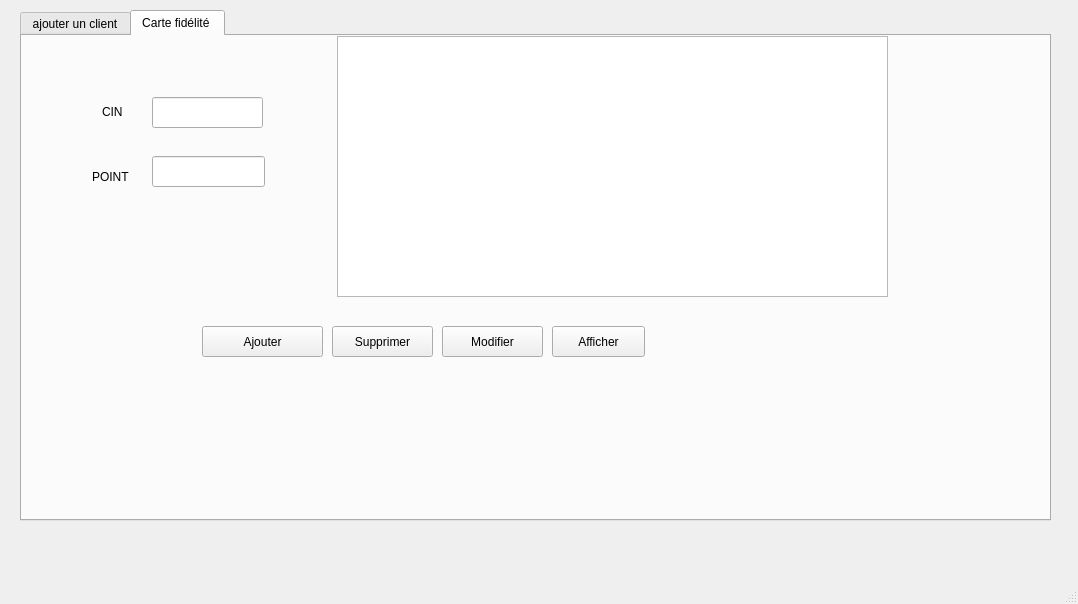
This is mainwindow.ui in firastourki99/smartgarage as Qt 5 draws it before an edit. The edited form follows.
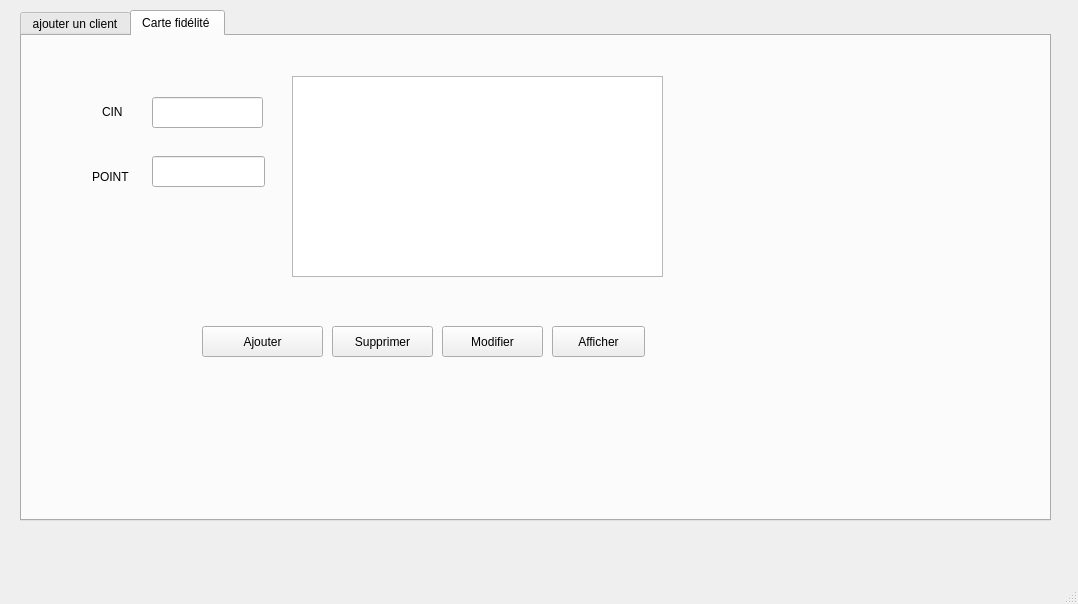
This is the edited form.

```diff
--- a/mainwindow.ui
+++ b/mainwindow.ui
@@ -424,10 +424,10 @@
      <widget class="QTableView" name="tableView_3">
       <property name="geometry">
        <rect>
-        <x>315</x>
-        <y>0</y>
-        <width>551</width>
-        <height>261</height>
+        <x>270</x>
+        <y>40</y>
+        <width>371</width>
+        <height>201</height>
        </rect>
       </property>
      </widget>
```
